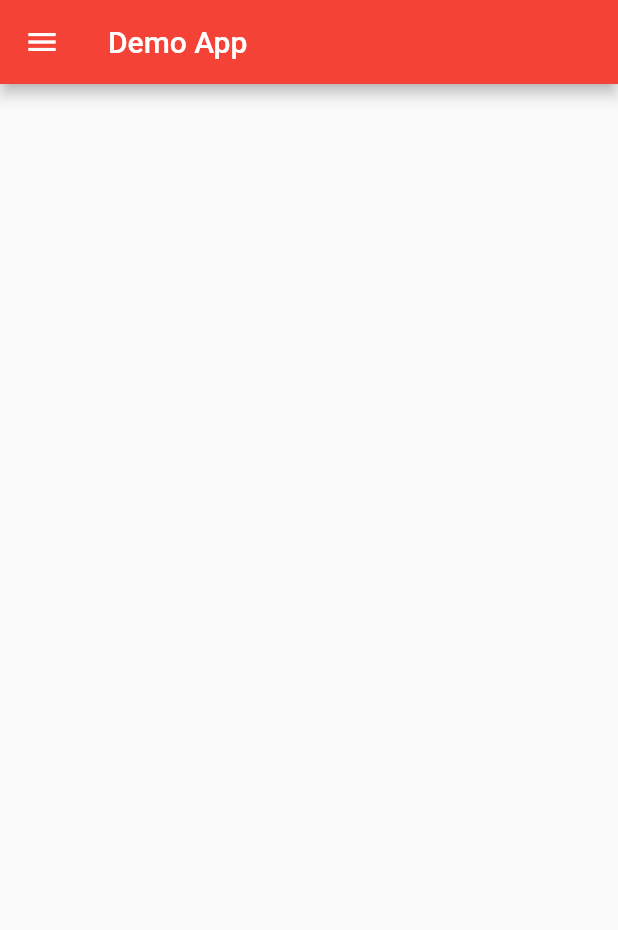
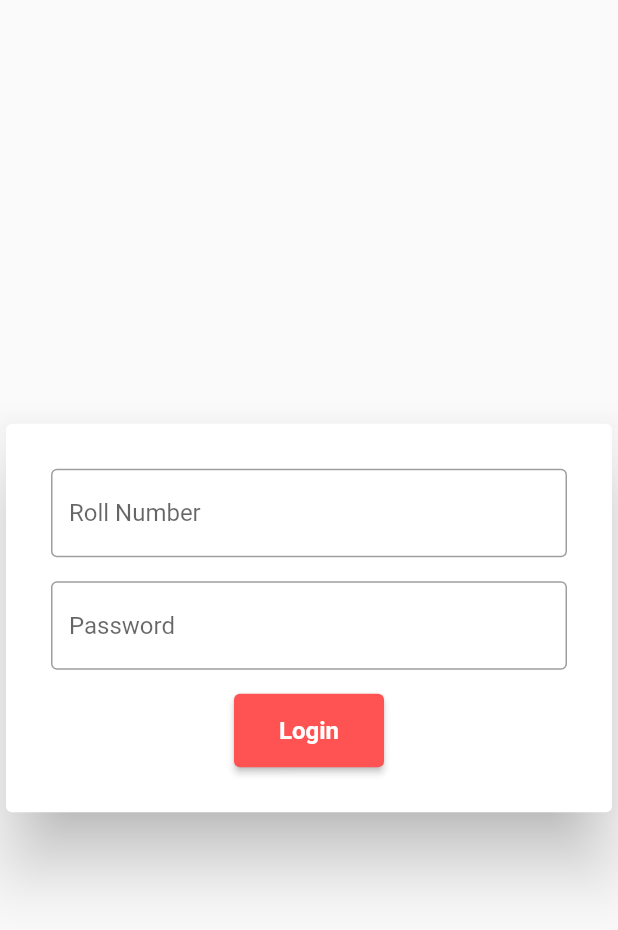
Before and after one commit to aadi-1024/project_app, a Flutter app: the screen it shows after launch, on a phone screen of 412 x 824 dp. Shown: the top 930 px of the screen. Run offline on Flutter 3.47's test engine with Material 2 defaults, Android fonts, the phone set to English and light mode, and no system bars.

Commit message:
Added a WIP login route

```diff
--- /dev/null
+++ b/lib/homeroute.dart
@@ -0,0 +1,21 @@
+import 'package:flutter/material.dart';
+import './drawer/navdrawer.dart';
+
+class HomeRoute extends StatelessWidget {
+  const HomeRoute({super.key});
+
+  @override
+  Widget build(BuildContext context) {
+    return Scaffold(
+      appBar: AppBar(
+        backgroundColor: Colors.red,
+      ),
+      drawer: const Drawer(
+        child: NavDrawer(
+          "Aaditya",
+          "1CO1",
+        ),
+      ),
+    );
+  }
+}
--- /dev/null
+++ b/lib/loginroute.dart
@@ -0,0 +1,75 @@
+import 'package:flutter/material.dart';
+
+class LoginRoute extends StatelessWidget {
+  @override
+  Widget build(BuildContext context) {
+    return Scaffold(
+      body: Column(
+        children: [
+          const Spacer(),
+          Card(
+            elevation: 20,
+            shadowColor: const Color.fromARGB(255, 0, 0, 0),
+            child: Container(
+              padding: const EdgeInsets.all(30.0),
+              child: Column(
+                children: [
+                  Container(
+                    margin: const EdgeInsets.only(bottom: 8),
+                    child: const TextField(
+                      decoration: InputDecoration(
+                        border: OutlineInputBorder(),
+                        hintText: "Roll Number",
+                      ),
+                    ),
+                  ),
+                  Container(
+                    margin: const EdgeInsets.only(top: 8),
+                    child: const TextField(
+                      decoration: InputDecoration(
+                        border: OutlineInputBorder(),
+                        hintText: "Password",
+                      ),
+                    ),
+                  ),
+                  Container(
+                    margin: const EdgeInsets.only(
+                      top: 16,
+                      right: 16,
+                      left: 16,
+                    ),
+                    child: ElevatedButton(
+                      onPressed: () => {
+                        Navigator.pop(context),
+                        Navigator.pushNamed(
+                          context,
+                          '/home',
+                        ),
+                      },
+                      style: ElevatedButton.styleFrom(
+                        padding: const EdgeInsets.symmetric(
+                          vertical: 15,
+                          horizontal: 30,
+                        ),
+                        backgroundColor: Colors.redAccent,
+
+                      ),
+                      child: const Text(
+                        "Login",
+                        style: TextStyle(
+                          fontWeight: FontWeight.bold,
+                          fontSize: 16,
+                        ),
+                      ),
+                    ),
+                  )
+                ],
+              ),
+            ),
+          ),
+          const Spacer(),
+        ],
+      ),
+    );
+  }
+}
--- a/lib/main.dart
+++ b/lib/main.dart
@@ -1,28 +1,21 @@
 import 'package:flutter/material.dart';
-import './drawer/navdrawer.dart';
-
-void main() => runApp(const MainApp());
-
-class MainApp extends StatefulWidget {
-  const MainApp({super.key});
-
-  @override
-  State<MainApp> createState() => _MainAppState();
+import './loginroute.dart';
+import './homeroute.dart';
+void main() {
+  runApp(const AppRoot());
 }
 
-class _MainAppState extends State<MainApp> {
+class AppRoot extends StatelessWidget {
+  const AppRoot({super.key});
+
   @override
   Widget build(BuildContext context) {
     return MaterialApp(
-      home: Scaffold(
-        appBar: AppBar(
-          title: const Text("Demo App"),
-          backgroundColor: Colors.red,
-        ),
-        drawer: const Drawer(
-          child: NavDrawer("Aaditya", "1CO1"),
-        ),
-      ),
+      initialRoute: '/',
+      routes: {
+        '/': (context) => LoginRoute(),
+        '/home': (context) => const HomeRoute(),
+      },
     );
   }
 }
```
